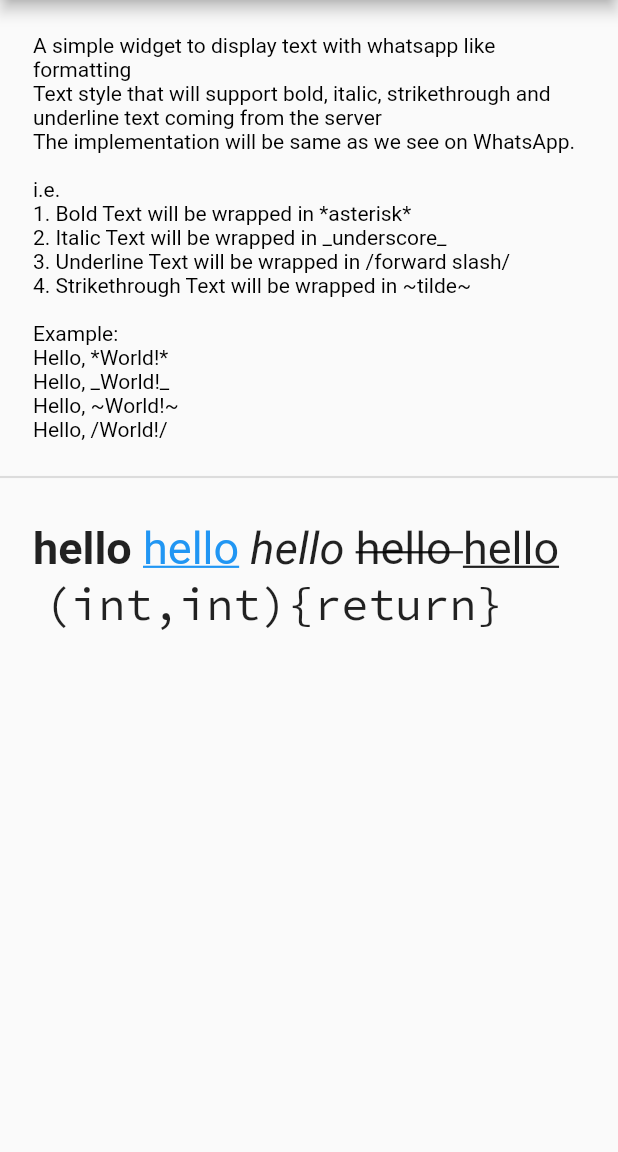
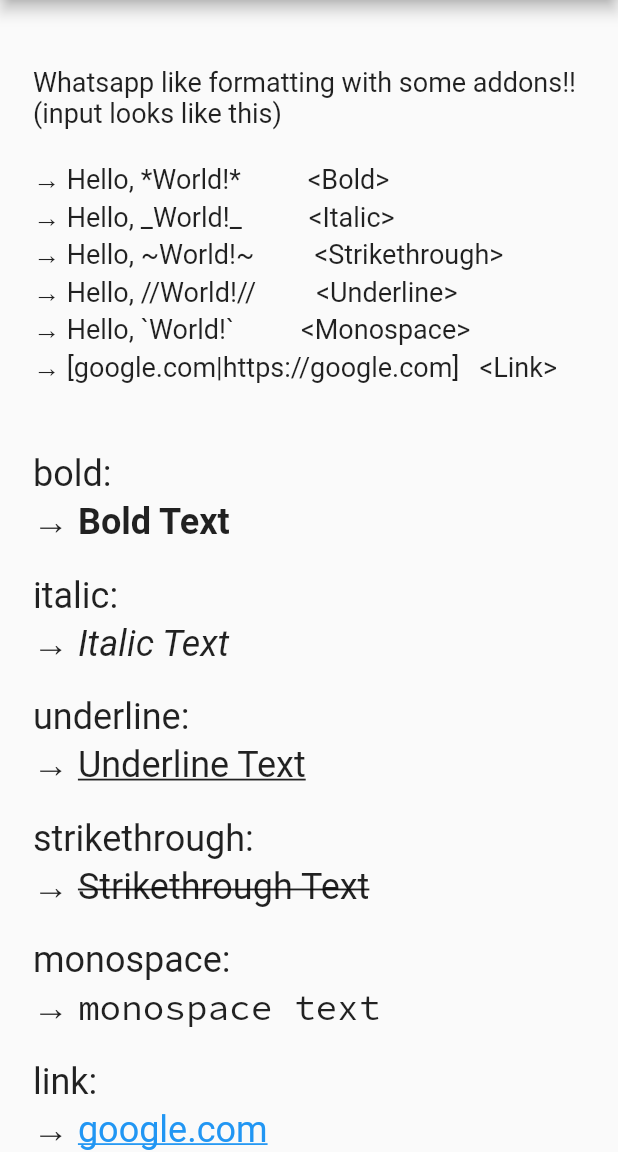
Before and after one commit to rohanjsh/typeset, a Flutter app: the screen it shows after launch, on a phone screen of 412 x 824 dp, the part 84-1236 px from its top. Run offline on Flutter 3.47's test engine with Material 2 defaults, Android fonts, the phone set to English and light mode, and no system bars; our stand-ins replace google_fonts.

Commit message:
docs: support for monospace and strikethrough

```diff
--- a/example/lib/main.dart
+++ b/example/lib/main.dart
@@ -34,37 +34,6 @@ class TypeSetDemo extends StatelessWidget {
             const SizedBox(
               height: 22,
             ),
-            const Padding(
-              padding: EdgeInsets.symmetric(
-                horizontal: 22.0,
-              ),
-              child: Text(
-                '''
-A simple widget to display text with whatsapp like formatting
-Text style that will support bold, italic, strikethrough and underline text coming from the server
-The implementation will be same as we see on WhatsApp.
-
-i.e.
-1. Bold Text will be wrapped in *asterisk*
-2. Italic Text will be wrapped in _underscore_
-3. Underline Text will be wrapped in /forward slash/
-4. Strikethrough Text will be wrapped in ~tilde~
-
-Example:
-Hello, *World!*
-Hello, _World!_
-Hello, ~World!~
-Hello, /World!/
-''',
-                style: TextStyle(
-                  fontSize: 14,
-                  color: Colors.black,
-                ),
-              ),
-            ),
-            const Divider(
-              thickness: 1.4,
-            ),
             Padding(
               padding: const EdgeInsets.symmetric(
                 horizontal: 22.0,
@@ -73,11 +42,74 @@ Hello, /World!/
               child: Column(
                 crossAxisAlignment: CrossAxisAlignment.start,
                 children: const [
+                  Text(
+                    '''
+Whatsapp like formatting with some addons!!
+(input looks like this)
+
+→ Hello, *World!*          <Bold>
+→ Hello, _World!_          <Italic>
+→ Hello, ~World!~         <Strikethrough>
+→ Hello, //World!//         <Underline>
+→ Hello, `World!`          <Monospace>
+→ [google.com|https://google.com]   <Link>
+''',
+                    style: TextStyle(
+                      fontSize: 18,
+                    ),
+                  ),
+                  SizedBox(
+                    height: 20,
+                  ),
                   TypeSet(
-                    inputText:
-                        '*hello* [hello|https://google.com]  _hello_ ~hello~ //hello// \n `(int,int){return}`',
+                    inputText: 'bold:\n→ *Bold* *Text*',
                     style: TextStyle(
-                      fontSize: 30,
+                      fontSize: 24,
+                    ),
+                  ),
+                  SizedBox(
+                    height: 20,
+                  ),
+                  TypeSet(
+                    inputText: 'italic:\n→ _Italic_ _Text_',
+                    style: TextStyle(
+                      fontSize: 24,
+                    ),
+                  ),
+                  SizedBox(
+                    height: 20,
+                  ),
+                  TypeSet(
+                    inputText: 'underline:\n→ //Underline// //Text//',
+                    style: TextStyle(
+                      fontSize: 24,
+                    ),
+                  ),
+                  SizedBox(
+                    height: 20,
+                  ),
+                  TypeSet(
+                    inputText: 'strikethrough:\n→ ~Strikethrough~ ~Text~',
+                    style: TextStyle(
+                      fontSize: 24,
+                    ),
+                  ),
+                  SizedBox(
+                    height: 20,
+                  ),
+                  TypeSet(
+                    inputText: 'monospace:\n→ `monospace` `text`',
+                    style: TextStyle(
+                      fontSize: 24,
+                    ),
+                  ),
+                  SizedBox(
+                    height: 20,
+                  ),
+                  TypeSet(
+                    inputText: 'link:\n→ [google.com|https://google.com]',
+                    style: TextStyle(
+                      fontSize: 24,
                     ),
                   ),
                 ],
```
Also changed, not shown: lib/src/typeset.dart (+8 -14 lines).
